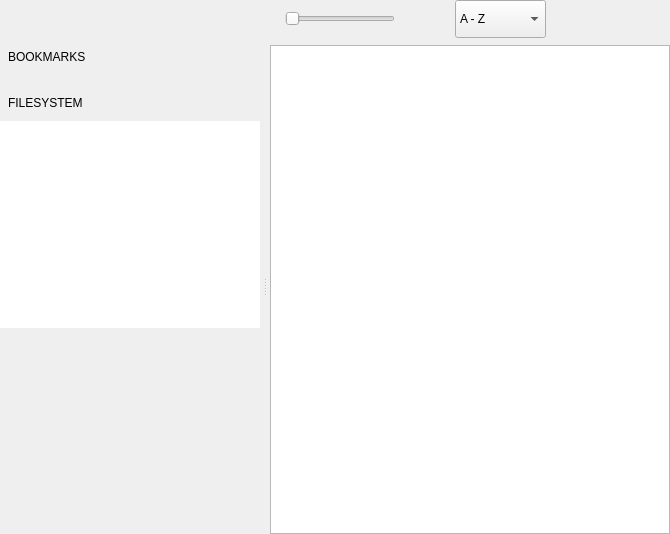
This is qimgv/gui/folderview/folderview.ui in do-i/thumbgrid as Qt 5 draws it before an edit. The edited form follows.
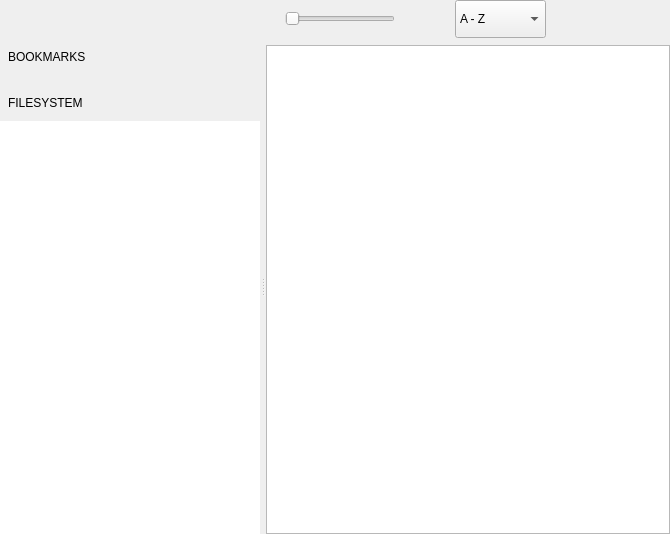
This is the edited form. Custom widgets are drawn as their Qt base class.

Diff of the .ui file:
```diff
--- a/qimgv/gui/folderview/folderview.ui
+++ b/qimgv/gui/folderview/folderview.ui
@@ -424,7 +424,7 @@
            <enum>Qt::Horizontal</enum>
           </property>
           <property name="handleWidth">
-           <number>10</number>
+           <number>6</number>
           </property>
           <property name="childrenCollapsible">
            <bool>false</bool>
@@ -637,7 +637,7 @@
               <property name="sizePolicy">
                <sizepolicy hsizetype="Preferred" vsizetype="Expanding">
                 <horstretch>0</horstretch>
-                <verstretch>0</verstretch>
+                <verstretch>2</verstretch>
                </sizepolicy>
               </property>
               <property name="minimumSize">
```
